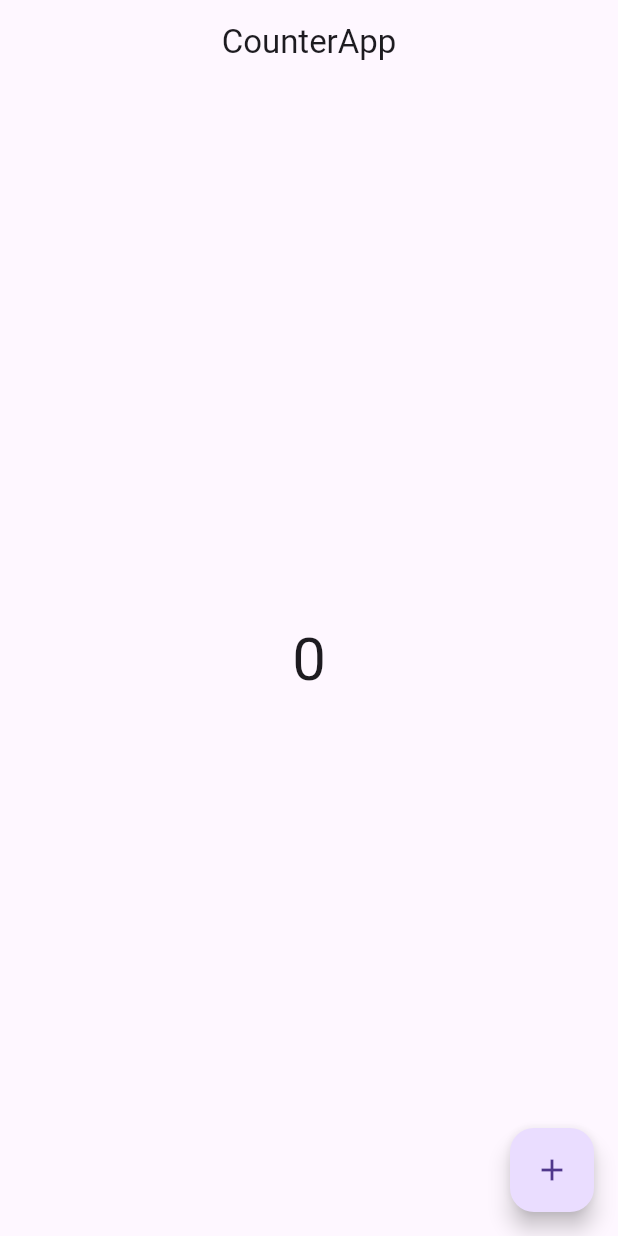
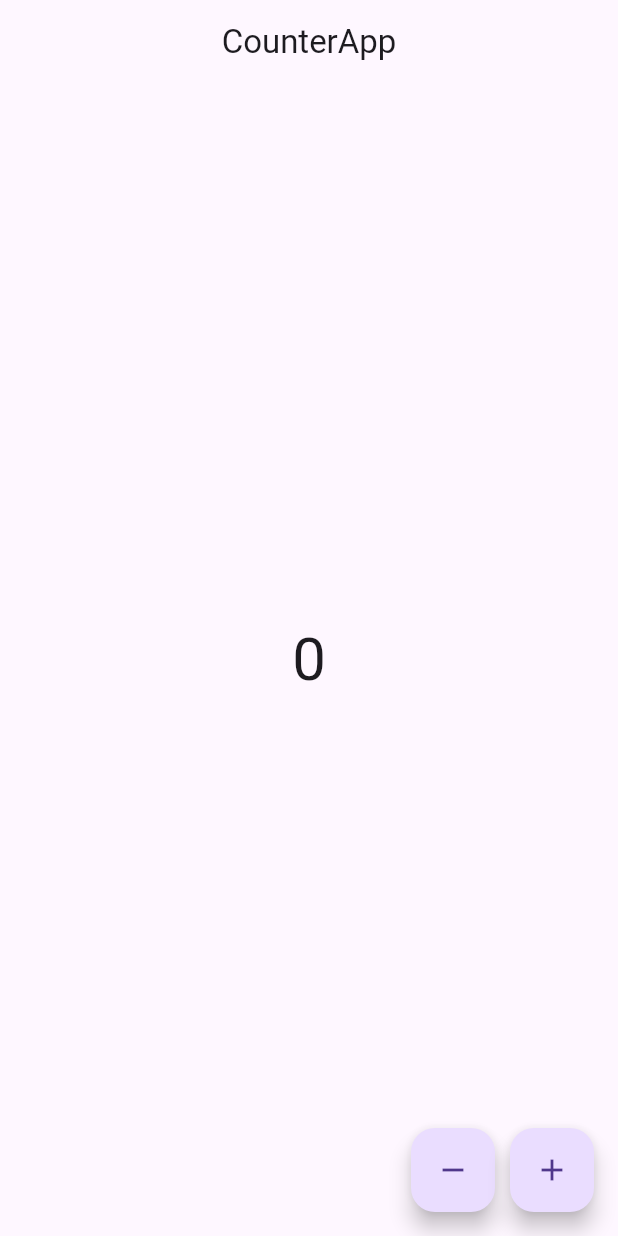
Before and after one commit to EmranKhanDUET/flutterPortfolio, a Flutter app: the screen it shows after launch, on a phone screen of 412 x 824 dp. Run offline on Flutter 3.47's test engine with Material 3 defaults, Android fonts, the phone set to English and light mode, and no system bars.

Commit message:
this is an update

```diff
--- a/lib/Activities/HomeActivity.dart
+++ b/lib/Activities/HomeActivity.dart
@@ -23,7 +23,20 @@ class _HomeActivityState extends State<HomeActivity> {
           style: const TextStyle(fontSize: 40),
         ),
       ),
-      floatingActionButton: FloatingActionButton(
+      floatingActionButton: Row(
+        mainAxisAlignment: MainAxisAlignment.end,
+        children: [
+          FloatingActionButton(
+            onPressed: () {
+              n--;
+              setState(() {
+
+              });
+            },
+            child: Icon(Icons.remove),
+          ),
+          SizedBox(width: 10,),
+          FloatingActionButton(
             onPressed: () {
               n++;
               setState(() {
@@ -32,6 +45,8 @@ class _HomeActivityState extends State<HomeActivity> {
             },
             child: Icon(Icons.add),
           ),
+        ],
+      )
     );
   }
 }
```
Lines whose indentation alone changed are shown as unchanged.
